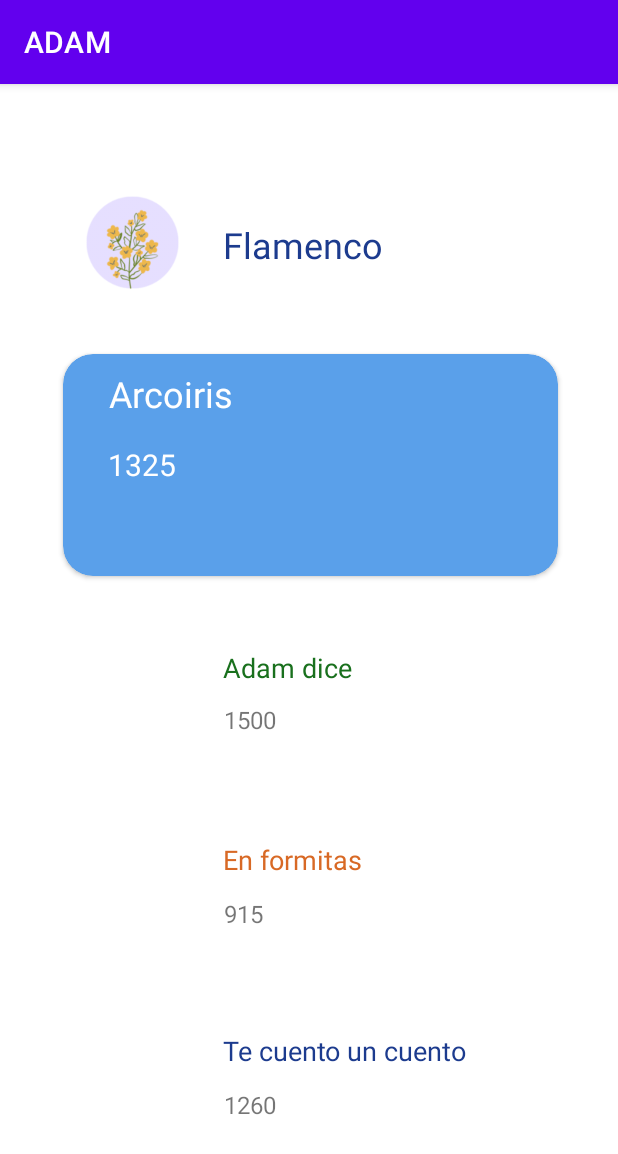
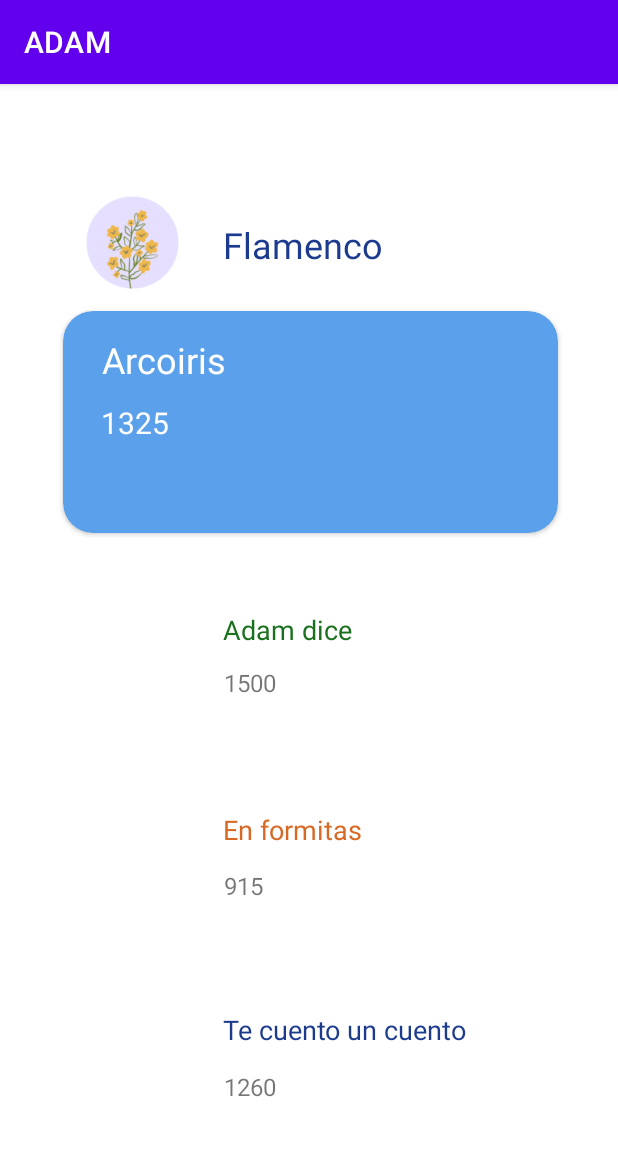
Before and after one commit to MajoBurguete/ADAM, an Android app: the UserProfileActivity screen opened directly, with no data from a screen before it, on a phone screen of 412 x 824 dp. Shown: the top 1154 px of the screen. Run offline under Robolectric (Android 15) with nearby library versions, the phone set to English and light mode, and no system bars.

Commit message:
Card View constraints changed 06-09-2021 18:58 Issue #6

```diff
--- a/app/src/main/res/layout/activity_user_profile.xml
+++ b/app/src/main/res/layout/activity_user_profile.xml
@@ -18,8 +18,15 @@
         app:layout_constraintEnd_toEndOf="parent"
         app:layout_constraintHorizontal_bias="1.0"
         app:layout_constraintStart_toStartOf="parent"
-        app:layout_constraintTop_toBottomOf="@+id/usernameTxt"
-        app:layout_constraintVertical_bias="0.114">
+        app:layout_constraintTop_toBottomOf="@+id/userImage"
+        app:layout_constraintVertical_bias="0.021">
+
+
+        <androidx.constraintlayout.widget.ConstraintLayout
+            android:layout_width="match_parent"
+            android:layout_height="match_parent"
+            android:orientation="vertical"
+            android:paddingStart="25dp">
 
             <TextView
                 android:id="@+id/gameInCardViewTxt"
@@ -29,18 +36,25 @@
                 android:textAlignment="center"
                 android:textColor="#FFFFFF"
                 android:textSize="24sp"
-            android:translationX="30dp"
-            android:translationY="10dp" />
+                app:layout_constraintBottom_toBottomOf="parent"
+                app:layout_constraintEnd_toEndOf="parent"
+                app:layout_constraintHorizontal_bias="0.0"
+                app:layout_constraintStart_toStartOf="parent"
+                app:layout_constraintTop_toTopOf="parent"
+                app:layout_constraintVertical_bias="0.137" />
 
             <TextView
                 android:id="@+id/textView2"
                 android:layout_width="wrap_content"
                 android:layout_height="wrap_content"
+                android:layout_marginTop="12dp"
                 android:text="1325"
                 android:textColor="#FFFFFF"
                 android:textSize="20dp"
-            android:translationX="30dp"
-            android:translationY="60dp" />
+                app:layout_constraintStart_toStartOf="@+id/gameInCardViewTxt"
+                app:layout_constraintTop_toBottomOf="@+id/gameInCardViewTxt" />
+        </androidx.constraintlayout.widget.ConstraintLayout>
+
     </androidx.cardview.widget.CardView>
 
     <ImageView
```
Lines whose indentation alone changed are shown as unchanged.
